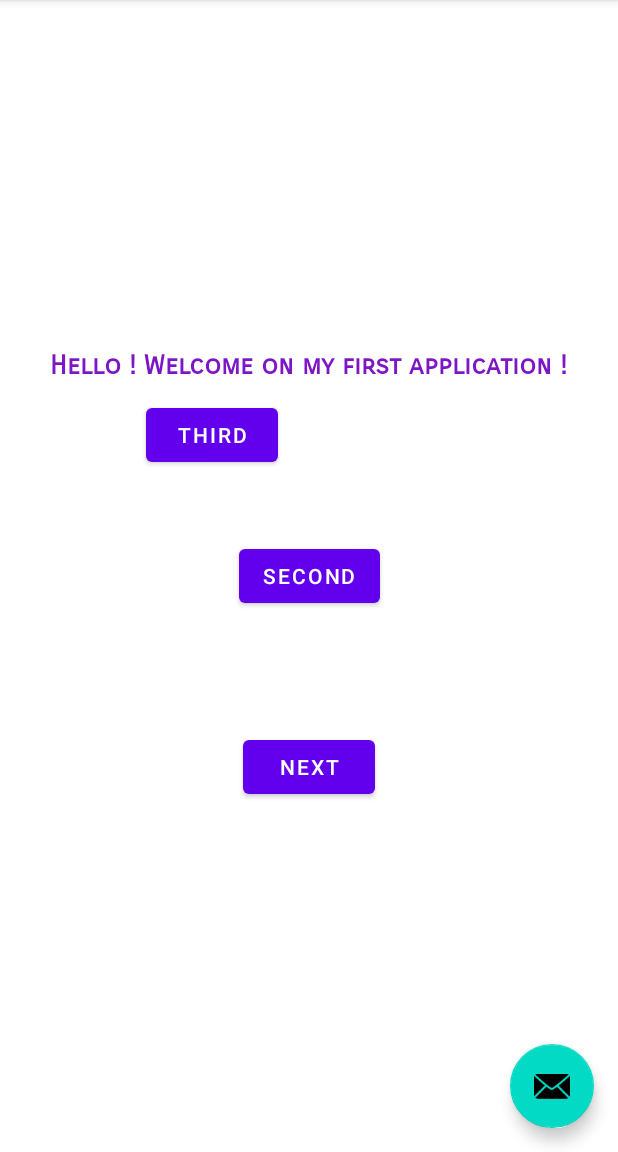
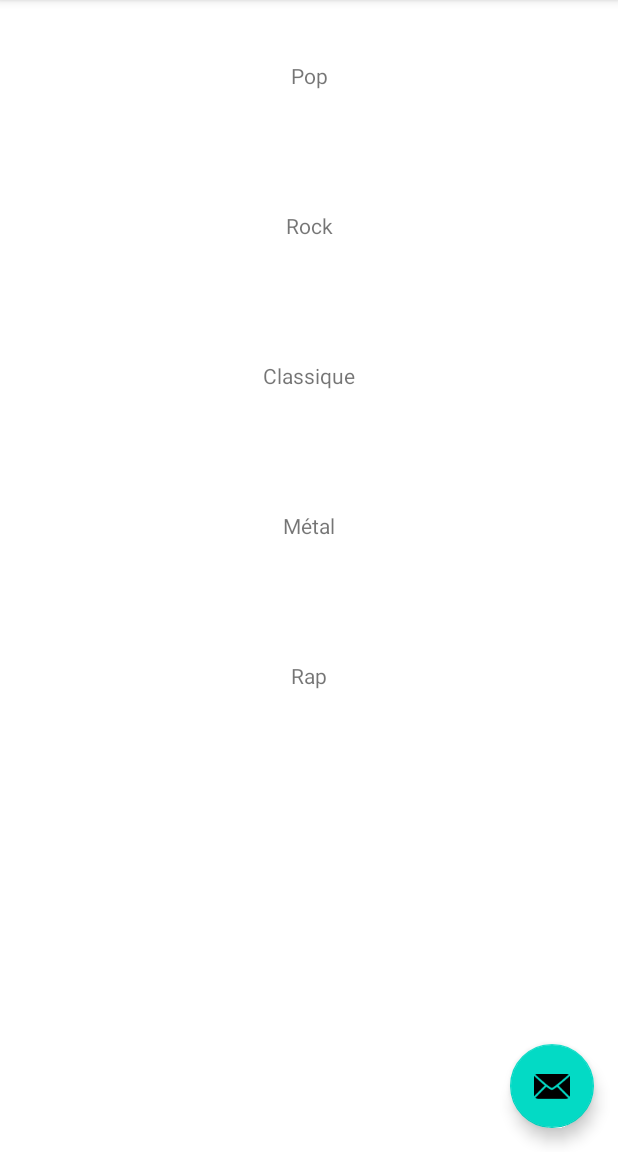
Before and after one commit to angelique-proux/Esiea3ATDProgrammationMobile, an Android app: the screen it shows after launch (MainActivity), on a phone screen of 412 x 824 dp, the part 84-1236 px from its top. Run offline under Robolectric (Android 15) with nearby library versions, the phone set to English and light mode, and no system bars.

Commit message:
Create Recycler View

```diff
--- a/app/build.gradle
+++ b/app/build.gradle
@@ -44,4 +44,7 @@ dependencies {
     testImplementation 'junit:junit:4.+'
     androidTestImplementation 'androidx.test.ext:junit:1.1.2'
     androidTestImplementation 'androidx.test.espresso:espresso-core:3.3.0'
+
+    //RecyclerView
+    implementation "androidx.recyclerview:recyclerview:1.1.0"
 }
--- a/app/src/main/java/com/example/esiea3atd1/FirstFragment.kt
+++ /dev/null
@@ -1,31 +0,0 @@
-package com.example.esiea3atd1
-
-import android.os.Bundle
-import androidx.fragment.app.Fragment
-import android.view.LayoutInflater
-import android.view.View
-import android.view.ViewGroup
-import android.widget.Button
-import androidx.navigation.fragment.findNavController
-
-/**
- * A simple [Fragment] subclass as the default destination in the navigation.
- */
-class FirstFragment : Fragment() {
-
-    override fun onCreateView(
-            inflater: LayoutInflater, container: ViewGroup?,
-            savedInstanceState: Bundle?
-    ): View? {
-        // Inflate the layout for this fragment
-        return inflater.inflate(R.layout.fragment_first, container, false)
-    }
-
-    override fun onViewCreated(view: View, savedInstanceState: Bundle?) {
-        super.onViewCreated(view, savedInstanceState)
-
-        view.findViewById<Button>(R.id.button_first).setOnClickListener {
-            findNavController().navigate(R.id.action_FirstFragment_to_SecondFragment)
-        }
-    }
-}
--- a/app/src/main/java/com/example/esiea3atd1/MainActivity.kt
+++ b/app/src/main/java/com/example/esiea3atd1/MainActivity.kt
@@ -19,7 +19,7 @@ class MainActivity : AppCompatActivity() {
                     .setAction("Action", null).show()
         }
 
-        val dailynews = News("Le nouvel album de BTS est sorti ce matin !")
+        // val dailynews = News(1, "Le nouvel album de BTS est sorti ce matin !", "Notification des nouvelles sorties d'albums.")
     }
 
     override fun onCreateOptionsMenu(menu: Menu): Boolean {
--- a/app/src/main/java/com/example/esiea3atd1/News.kt
+++ b/app/src/main/java/com/example/esiea3atd1/News.kt
@@ -5,4 +5,5 @@ data class News(
     val title: String,
     val description: String
 ) {
+
 }
--- /dev/null
+++ b/app/src/main/java/com/example/esiea3atd1/presentation/list/Genres.kt
@@ -0,0 +1,7 @@
+package com.example.esiea3atd1.presentation.list
+
+data class Genres(
+    val name: String
+) {
+    //TODO
+}
--- /dev/null
+++ b/app/src/main/java/com/example/esiea3atd1/presentation/list/MusicAdapter.kt
@@ -0,0 +1,52 @@
+package com.example.esiea3atd1.presentation.list
+
+import android.view.LayoutInflater
+import android.view.View
+import android.view.ViewGroup
+import android.widget.TextView
+import androidx.recyclerview.widget.RecyclerView
+import com.example.esiea3atd1.R
+
+class MusicAdapter (private var dataSet: List<Genres>) :
+    RecyclerView.Adapter<MusicAdapter.ViewHolder>() {
+
+    /**
+     * Provide a reference to the type of views that you are using
+     * (custom ViewHolder).
+     */
+    class ViewHolder(view: View) : RecyclerView.ViewHolder(view) {
+        val textView: TextView
+
+        init {
+            // Define click listener for the ViewHolder's View.
+            textView = view.findViewById(R.id.music_name)
+        }
+    }
+
+    // Create new views (invoked by the layout manager)
+    override fun onCreateViewHolder(viewGroup: ViewGroup, viewType: Int): ViewHolder {
+        // Create a new view, which defines the UI of the list item
+        val view = LayoutInflater.from(viewGroup.context)
+            .inflate(R.layout.music_item, viewGroup, false)
+
+        return ViewHolder(view)
+    }
+
+    fun updateList(list: List<Genres>){
+        dataSet = list
+        notifyDataSetChanged()
+    }
+
+    // Replace the contents of a view (invoked by the layout manager)
+    override fun onBindViewHolder(viewHolder: ViewHolder, position: Int) {
+
+        // Get element from your dataset at this position and replace the
+        // contents of the view with that element
+        val genre : Genres = dataSet[position]
+        viewHolder.textView.text = genre.name
+    }
+
+    // Return the size of your dataset (invoked by the layout manager)
+    override fun getItemCount() = dataSet.size
+
+}
--- /dev/null
+++ b/app/src/main/java/com/example/esiea3atd1/presentation/list/MusicListFragment.kt
@@ -0,0 +1,52 @@
+package com.example.esiea3atd1.presentation.list
+
+import android.os.Bundle
+import androidx.fragment.app.Fragment
+import android.view.LayoutInflater
+import android.view.View
+import android.view.ViewGroup
+import android.widget.Button
+import android.widget.LinearLayout
+import androidx.navigation.fragment.findNavController
+import androidx.recyclerview.widget.LinearLayoutManager
+import androidx.recyclerview.widget.RecyclerView
+import com.example.esiea3atd1.R
+
+/**
+ * A simple [Fragment] subclass as the default destination in the navigation.
+ */
+class MusicListFragment : Fragment() {
+
+    private lateinit var recyclerView: RecyclerView
+    private val adapter = MusicAdapter(listOf())
+    private val layoutManager = LinearLayoutManager(context)
+
+    override fun onCreateView(
+            inflater: LayoutInflater, container: ViewGroup?,
+            savedInstanceState: Bundle?
+    ): View? {
+        // Inflate the layout for this fragment
+        return inflater.inflate(R.layout.fragment_music_list, container, false)
+    }
+
+    override fun onViewCreated(view: View, savedInstanceState: Bundle?) {
+        super.onViewCreated(view, savedInstanceState)
+
+        recyclerView = view.findViewById(R.id.music_recyclerview)
+        recyclerView.apply {
+            layoutManager= this@MusicListFragment.layoutManager
+            adapter = this@MusicListFragment.adapter
+        }
+
+        val musicList = arrayListOf<Genres>().apply {
+            add(Genres("Pop"))
+            add(Genres("Rock"))
+            add(Genres("Classique"))
+            add(Genres("Métal"))
+            add(Genres("Rap"))
+        }
+
+        adapter.updateList(musicList)
+
+    }
+}
--- a/app/src/main/res/layout/fragment_first.xml
+++ /dev/null
@@ -1,57 +0,0 @@
-<?xml version="1.0" encoding="utf-8"?>
-<androidx.constraintlayout.widget.ConstraintLayout xmlns:android="http://schemas.android.com/apk/res/android"
-    xmlns:app="http://schemas.android.com/apk/res-auto"
-    xmlns:tools="http://schemas.android.com/tools"
-    android:layout_width="match_parent"
-    android:layout_height="match_parent"
-    tools:context=".FirstFragment">
-
-    <TextView
-        android:id="@+id/textview_first"
-        android:layout_width="wrap_content"
-        android:layout_height="wrap_content"
-        android:fontFamily="sans-serif-smallcaps"
-        android:text="@string/hello_first_fragment"
-        android:textColor="#7D17C6"
-        android:textSize="18sp"
-        android:textStyle="bold"
-        app:layout_constraintBottom_toTopOf="@id/button_first"
-        app:layout_constraintEnd_toEndOf="parent"
-        app:layout_constraintHorizontal_bias="0.492"
-        app:layout_constraintStart_toStartOf="parent"
-        app:layout_constraintTop_toTopOf="parent" />
-
-    <Button
-        android:id="@+id/button_first"
-        android:layout_width="wrap_content"
-        android:layout_height="wrap_content"
-        android:text="@string/next"
-        app:layout_constraintBottom_toBottomOf="parent"
-        app:layout_constraintEnd_toEndOf="parent"
-        app:layout_constraintStart_toStartOf="parent"
-        app:layout_constraintTop_toBottomOf="@id/textview_first" />
-
-    <Button
-        android:id="@+id/button_second"
-        android:layout_width="wrap_content"
-        android:layout_height="wrap_content"
-        android:text="@string/second"
-        app:layout_constraintBottom_toBottomOf="parent"
-        app:layout_constraintEnd_toEndOf="parent"
-        app:layout_constraintStart_toStartOf="parent"
-        app:layout_constraintTop_toTopOf="parent" />
-
-    <Button
-        android:id="@+id/button_third"
-        android:layout_width="wrap_content"
-        android:layout_height="wrap_content"
-        android:text="@string/third"
-        app:layout_constraintVertical_bias="0.2"
-        app:layout_constraintHorizontal_bias="0.3"
-        app:layout_constraintEnd_toEndOf="parent"
-        app:layout_constraintStart_toStartOf="parent"
-        app:layout_constraintTop_toBottomOf="@id/textview_first"
-        app:layout_constraintBottom_toTopOf="@id/button_second"/>
-
-
-</androidx.constraintlayout.widget.ConstraintLayout>
--- /dev/null
+++ b/app/src/main/res/layout/fragment_music_list.xml
@@ -0,0 +1,21 @@
+<?xml version="1.0" encoding="utf-8"?>
+<androidx.constraintlayout.widget.ConstraintLayout xmlns:android="http://schemas.android.com/apk/res/android"
+    xmlns:app="http://schemas.android.com/apk/res-auto"
+    xmlns:tools="http://schemas.android.com/tools"
+    android:layout_width="match_parent"
+    android:layout_height="match_parent"
+    tools:context=".presentation.list.MusicListFragment">
+
+
+    <androidx.recyclerview.widget.RecyclerView
+        android:id="@+id/music_recyclerview"
+        android:layout_width="match_parent"
+        android:layout_height="match_parent"
+        app:layout_constraintBottom_toBottomOf="parent"
+        app:layout_constraintEnd_toEndOf="parent"
+        app:layout_constraintStart_toStartOf="parent"
+        app:layout_constraintTop_toTopOf="parent"
+        />
+
+
+</androidx.constraintlayout.widget.ConstraintLayout>
--- /dev/null
+++ b/app/src/main/res/layout/music_item.xml
@@ -0,0 +1,23 @@
+<?xml version="1.0" encoding="utf-8"?>
+<androidx.constraintlayout.widget.ConstraintLayout
+    android:layout_width="match_parent"
+    android:layout_height="100dp"
+    xmlns:app="http://schemas.android.com/apk/res-auto"
+    xmlns:android="http://schemas.android.com/apk/res/android"
+    xmlns:tools="http://schemas.android.com/tools">
+
+
+    <TextView
+        android:layout_width="match_parent"
+        android:layout_height="wrap_content"
+        android:id="@+id/music_name"
+        tools:text="Groupe1"
+        android:textAlignment="center"
+        app:layout_constraintTop_toTopOf="parent"
+        app:layout_constraintBottom_toBottomOf="parent"
+        app:layout_constraintStart_toStartOf="parent"
+        app:layout_constraintEnd_toEndOf="parent"
+     />
+
+
+</androidx.constraintlayout.widget.ConstraintLayout>
--- a/app/src/main/res/navigation/nav_graph.xml
+++ b/app/src/main/res/navigation/nav_graph.xml
@@ -7,9 +7,9 @@
 
     <fragment
         android:id="@+id/FirstFragment"
-        android:name="com.example.esiea3atd1.FirstFragment"
+        android:name="com.example.esiea3atd1.presentation.list.MusicListFragment"
         android:label="@string/first_fragment_label"
-        tools:layout="@layout/fragment_first">
+        tools:layout="@layout/fragment_music_list">
 
         <action
             android:id="@+id/action_FirstFragment_to_SecondFragment"
--- a/build.gradle
+++ b/build.gradle
@@ -6,7 +6,7 @@ buildscript {
         jcenter()
     }
     dependencies {
-        classpath "com.android.tools.build:gradle:4.1.2"
+        classpath 'com.android.tools.build:gradle:4.1.3'
         classpath "org.jetbrains.kotlin:kotlin-gradle-plugin:$kotlin_version"
 
         // NOTE: Do not place your application dependencies here; they belong
```
Also changed, not shown: gradle/wrapper/gradle-wrapper.properties.
